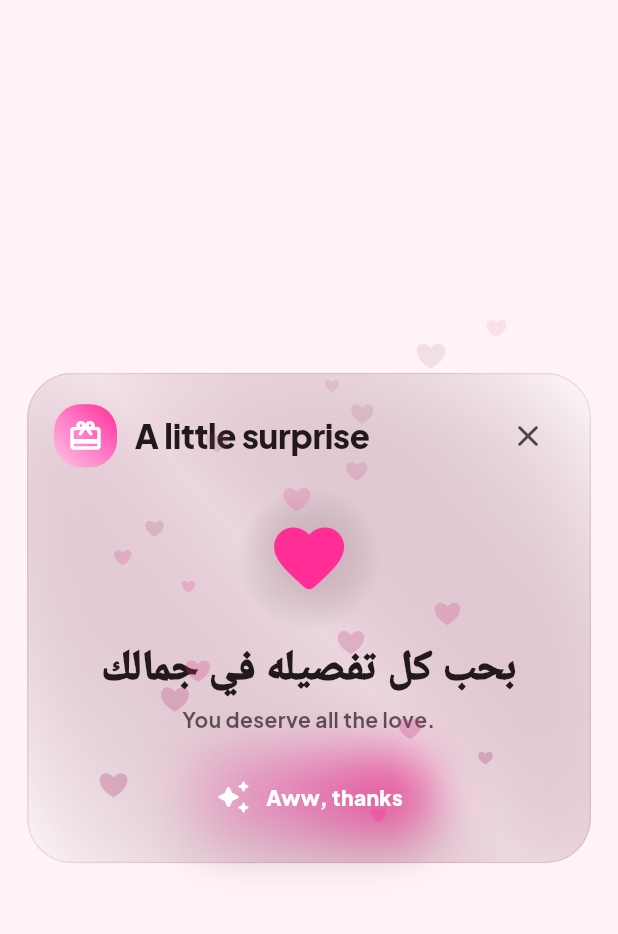
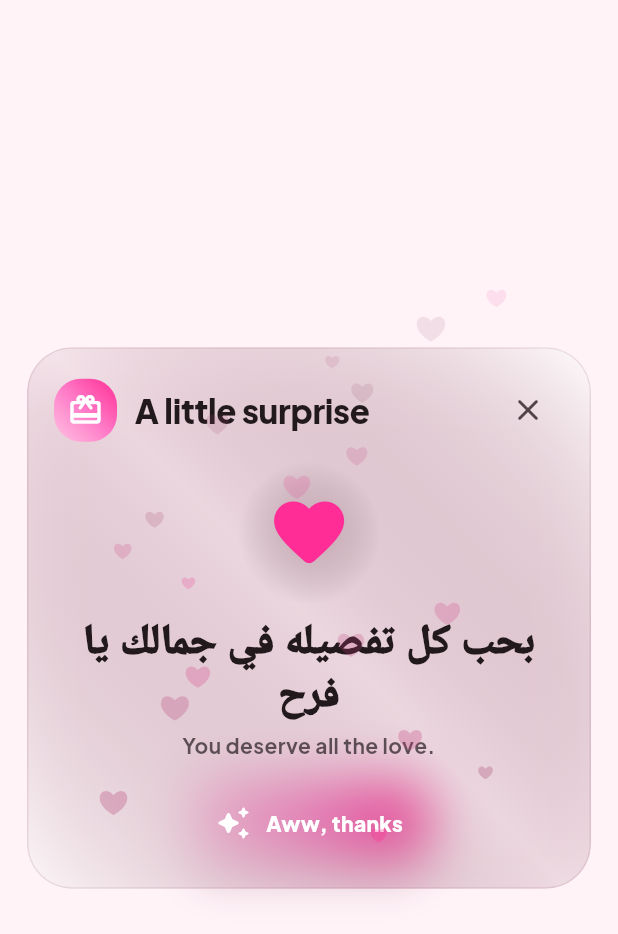
Before and after one commit to mohamedkhedrforblackpyramid/farah, a Flutter app: the _LoveGiftDialog widget shown alone on an empty page, opened directly, on a phone screen of 412 x 824 dp. Shown: the top 934 px of the screen. Run offline on Flutter 3.47's test engine with Material 3 defaults, Android fonts, the phone set to English and light mode, and no system bars; our stand-ins replace google_fonts; Roboto replaces fonts that are missing (Cairo).

Commit message:
Update Gift Box message text (Farah)
Made-with: Cursor

```diff
--- a/lib/main.dart
+++ b/lib/main.dart
@@ -1641,7 +1641,7 @@ class _LoveGiftDialogState extends State<_LoveGiftDialog> with TickerProviderSta
                           ),
                           const SizedBox(height: 10),
                           Text(
-                            'بحب كل تفصيله في جمالك',
+                            'بحب كل تفصيله في جمالك يا فرح',
                             textAlign: TextAlign.center,
                             style: GoogleFonts.cairo(
                               fontSize: 28,
```
